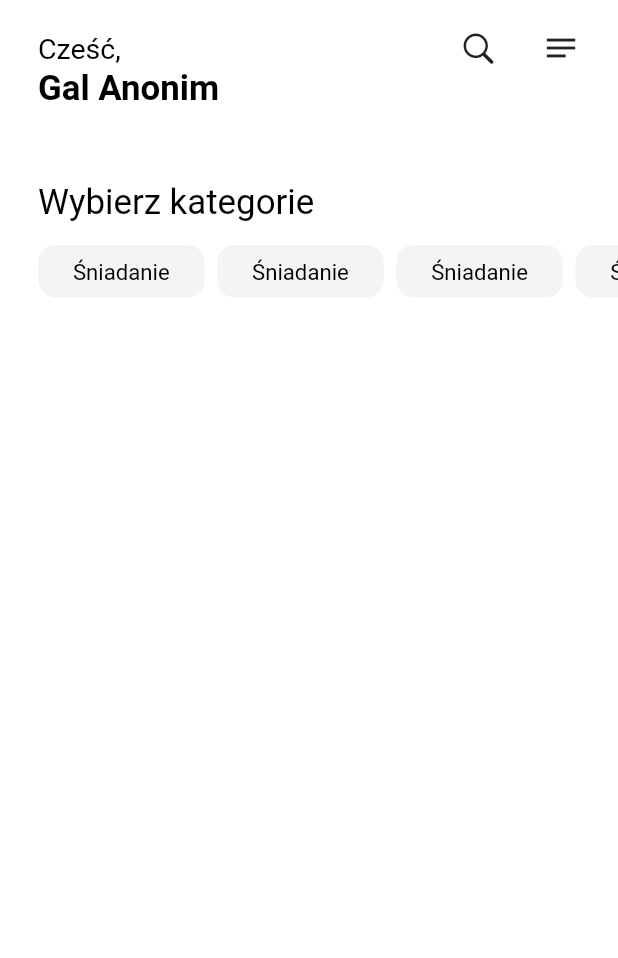
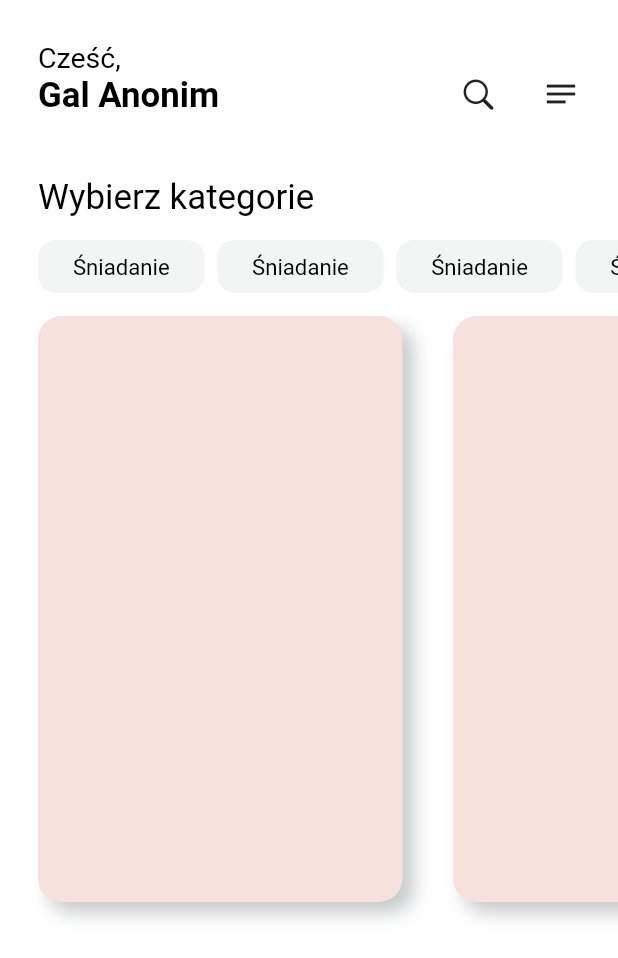
Before and after one commit to BennyM88/przepisy_sylwii_mobile, a Flutter app: the screen it shows after launch, on a phone screen of 412 x 824 dp. Shown: the top 958 px of the screen. Run offline on Flutter 3.47's test engine with Material 2 defaults, Android fonts, the phone set to English and light mode, and no system bars; our stand-ins replace flutter_screenutil; missing offline and left inert: cupertino_back_gesture; Roboto replaces fonts that are missing (UbuntuBold, UbuntuRegular); statements that could not run were skipped.

Commit message:
Added recipe box

```diff
--- a/lib/constants/colors.dart
+++ b/lib/constants/colors.dart
@@ -14,4 +14,5 @@ class CustomColors {
   static const Color neutral95 = Color(0xFFEEEFF0);
   static const Color neutral99 = Color(0xFFF9F9FA);
   static const Color neutral100 = Color(0xFFFFFFFF);
+  static const Color pink = Color(0xFFF7E1DD);
 }
--- a/lib/view/pages/home_page.dart
+++ b/lib/view/pages/home_page.dart
@@ -3,6 +3,7 @@ import 'package:flutter/material.dart';
 import 'package:flutter_screenutil/flutter_screenutil.dart';
 import 'package:przepisy_sylwii_mobile/constants/typography.dart';
 import 'package:przepisy_sylwii_mobile/view/widgets/category_list.dart';
+import 'package:przepisy_sylwii_mobile/view/widgets/recipes_list.dart';
 
 class HomePage extends StatelessWidget {
   const HomePage({super.key});
@@ -14,9 +15,9 @@ class HomePage extends StatelessWidget {
         child: Column(
           crossAxisAlignment: CrossAxisAlignment.start,
           children: [
-            SizedBox(height: 20.h),
+            SizedBox(height: 28.h),
             _topBar(),
-            SizedBox(height: 50.h),
+            SizedBox(height: 42.h),
             Padding(
               padding: EdgeInsets.only(left: 24.w),
               child: Text(
@@ -27,6 +28,7 @@ class HomePage extends StatelessWidget {
             SizedBox(height: 16.h),
             CategoryList(),
             SizedBox(height: 16.h),
+            RecipesList(),
           ],
         ),
       ),
@@ -39,12 +41,16 @@ class HomePage extends StatelessWidget {
       child: Column(
         crossAxisAlignment: CrossAxisAlignment.start,
         children: [
+          Text(
+            'Cześć,',
+            style: CustomTypography.uRegular18,
+          ),
           Row(
             mainAxisAlignment: MainAxisAlignment.spaceBetween,
             children: [
               Text(
-                'Cześć,',
-                style: CustomTypography.uRegular18,
+                'Gal Anonim',
+                style: CustomTypography.uBold22,
               ),
               const Spacer(),
               InkWell(
@@ -64,10 +70,6 @@ class HomePage extends StatelessWidget {
               ),
             ],
           ),
-          Text(
-            'Gal Anonim',
-            style: CustomTypography.uBold22,
-          ),
         ],
       ),
     );
--- /dev/null
+++ b/lib/view/widgets/recipes_list.dart
@@ -0,0 +1,45 @@
+import 'package:flutter/material.dart';
+import 'package:flutter_screenutil/flutter_screenutil.dart';
+import 'package:przepisy_sylwii_mobile/constants/colors.dart';
+
+class RecipesList extends StatelessWidget {
+  const RecipesList({super.key});
+
+  @override
+  Widget build(BuildContext context) {
+    return Padding(
+      padding: EdgeInsets.only(left: 24.w),
+      child: SizedBox(
+        height: 420.h,
+        child: ListView.builder(
+          shrinkWrap: true,
+          physics: const ClampingScrollPhysics(),
+          scrollDirection: Axis.horizontal,
+          itemCount: 20,
+          itemBuilder: (context, index) => _buildRecipeBox(),
+        ),
+      ),
+    );
+  }
+
+  Widget _buildRecipeBox() {
+    return Padding(
+      padding: EdgeInsets.fromLTRB(0, 0, 32.w, 20.h),
+      child: Container(
+        width: 230.w,
+        decoration: BoxDecoration(
+          color: CustomColors.pink,
+          borderRadius: BorderRadius.circular(16.r),
+          boxShadow: [
+            BoxShadow(
+              color: CustomColors.neutral80,
+              offset: const Offset(7, 7),
+              blurRadius: 10.r,
+              spreadRadius: 0.2.r,
+            ),
+          ],
+        ),
+      ),
+    );
+  }
+}
```
